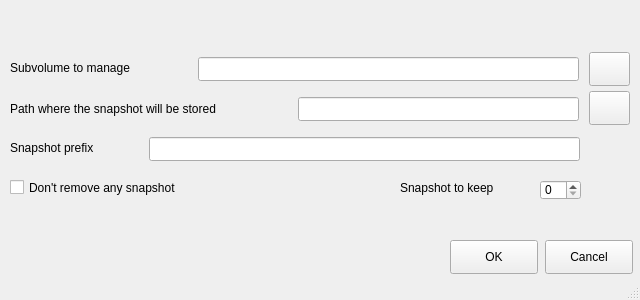
This is buttermanager/buttermanager/ui/SubvolumeWindow.ui in egara/buttermanager as Qt 5 draws it before an edit. The edited form follows.
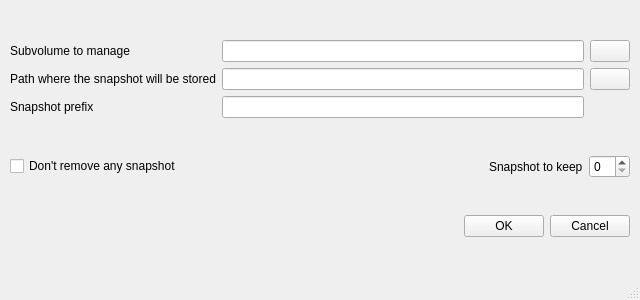
This is the edited form.

Commit message: Issue #29. Implementing layout for SubvolumeWindow.ui

What changed in the file:
```diff
--- a/buttermanager/buttermanager/ui/SubvolumeWindow.ui
+++ b/buttermanager/buttermanager/ui/SubvolumeWindow.ui
@@ -14,97 +14,26 @@
    <string>Add a subvolume</string>
   </property>
   <widget class="QWidget" name="centralwidget">
-   <widget class="QPushButton" name="button_ok">
-    <property name="geometry">
-     <rect>
-      <x>450</x>
-      <y>240</y>
-      <width>88</width>
-      <height>34</height>
-     </rect>
+   <layout class="QVBoxLayout" name="verticalLayout_2">
+    <property name="leftMargin">
+     <number>10</number>
     </property>
-    <property name="text">
-     <string>OK</string>
+    <property name="rightMargin">
+     <number>10</number>
     </property>
-   </widget>
-   <widget class="QPushButton" name="button_cancel">
-    <property name="geometry">
-     <rect>
-      <x>545</x>
-      <y>240</y>
-      <width>88</width>
-      <height>34</height>
-     </rect>
-    </property>
-    <property name="text">
-     <string>Cancel</string>
-    </property>
-   </widget>
-   <widget class="QLineEdit" name="line_subvolume_origin">
-    <property name="geometry">
-     <rect>
-      <x>198</x>
-      <y>57</y>
-      <width>381</width>
-      <height>24</height>
-     </rect>
-    </property>
-   </widget>
-   <widget class="QLineEdit" name="line_subvolume_dest">
-    <property name="geometry">
-     <rect>
-      <x>298</x>
-      <y>97</y>
-      <width>281</width>
-      <height>24</height>
-     </rect>
-    </property>
-   </widget>
-   <widget class="QLineEdit" name="line_snapshot_name">
-    <property name="geometry">
-     <rect>
-      <x>149</x>
-      <y>137</y>
-      <width>431</width>
-      <height>24</height>
-     </rect>
-    </property>
-   </widget>
+    <item>
+     <layout class="QVBoxLayout" name="verticalLayout">
+      <item>
+       <layout class="QGridLayout" name="gridLayout">
+        <item row="0" column="0">
    <widget class="QLabel" name="label_subvolume_origin">
-    <property name="geometry">
-     <rect>
-      <x>10</x>
-      <y>60</y>
-      <width>161</width>
-      <height>16</height>
-     </rect>
-    </property>
     <property name="text">
      <string>Subvolume to manage</string>
     </property>
    </widget>
-   <widget class="QLabel" name="label_subvolume_dest">
-    <property name="geometry">
-     <rect>
-      <x>10</x>
-      <y>101</y>
-      <width>291</width>
-      <height>16</height>
-     </rect>
-    </property>
-    <property name="text">
-     <string>Path where the snapshot will be stored</string>
-    </property>
-   </widget>
+        </item>
+        <item row="0" column="2">
    <widget class="QPushButton" name="button_add_subvolume_orig">
-    <property name="geometry">
-     <rect>
-      <x>589</x>
-      <y>52</y>
-      <width>41</width>
-      <height>34</height>
-     </rect>
-    </property>
     <property name="toolTip">
      <string comment=" ">Select the subvolume you want to create the snapshot, f.i. / if you have a subvolume created for root</string>
     </property>
@@ -112,15 +41,9 @@
      <string/>
     </property>
    </widget>
+        </item>
+        <item row="1" column="2">
    <widget class="QPushButton" name="button_add_subvolume_dest">
-    <property name="geometry">
-     <rect>
-      <x>589</x>
-      <y>91</y>
-      <width>41</width>
-      <height>34</height>
-     </rect>
-    </property>
     <property name="toolTip">
      <string>Selet the path where the snapshot will be stored. it is advisable to store the snapshot in a different subvolume</string>
     </property>
@@ -128,55 +51,100 @@
      <string/>
     </property>
    </widget>
+        </item>
+        <item row="1" column="0">
+         <widget class="QLabel" name="label_subvolume_dest">
+          <property name="text">
+           <string>Path where the snapshot will be stored</string>
+          </property>
+         </widget>
+        </item>
+        <item row="1" column="1">
+         <widget class="QLineEdit" name="line_subvolume_dest"/>
+        </item>
+        <item row="0" column="1">
+         <widget class="QLineEdit" name="line_subvolume_origin"/>
+        </item>
+        <item row="2" column="0">
    <widget class="QLabel" name="label_subvolume_prefix">
-    <property name="geometry">
-     <rect>
-      <x>10</x>
-      <y>140</y>
-      <width>131</width>
-      <height>16</height>
-     </rect>
-    </property>
     <property name="text">
      <string>Snapshot prefix</string>
     </property>
    </widget>
-   <widget class="QLabel" name="label_subvolume_snapshots_to_keep">
-    <property name="geometry">
-     <rect>
-      <x>400</x>
-      <y>180</y>
-      <width>131</width>
-      <height>16</height>
-     </rect>
-    </property>
-    <property name="text">
-     <string>Snapshot to keep</string>
-    </property>
-   </widget>
-   <widget class="QSpinBox" name="spinbox_snapshots_to_keep">
-    <property name="geometry">
-     <rect>
-      <x>540</x>
-      <y>180</y>
-      <width>41</width>
-      <height>20</height>
-     </rect>
-    </property>
-   </widget>
+        </item>
+        <item row="2" column="1">
+         <widget class="QLineEdit" name="line_snapshot_name"/>
+        </item>
+       </layout>
+      </item>
+     </layout>
+    </item>
+    <item>
+     <layout class="QHBoxLayout" name="horizontalLayout">
+      <item>
    <widget class="QCheckBox" name="checkbox_dont_remove_snapshots">
-    <property name="geometry">
-     <rect>
-      <x>10</x>
-      <y>170</y>
-      <width>241</width>
-      <height>35</height>
-     </rect>
-    </property>
     <property name="text">
      <string>Don't remove any snapshot</string>
     </property>
    </widget>
+      </item>
+      <item>
+       <spacer name="horizontalSpacer">
+        <property name="orientation">
+         <enum>Qt::Horizontal</enum>
+        </property>
+        <property name="sizeHint" stdset="0">
+         <size>
+          <width>40</width>
+          <height>20</height>
+         </size>
+        </property>
+       </spacer>
+      </item>
+      <item>
+       <widget class="QLabel" name="label_subvolume_snapshots_to_keep">
+        <property name="text">
+         <string>Snapshot to keep</string>
+        </property>
+       </widget>
+      </item>
+      <item>
+       <widget class="QSpinBox" name="spinbox_snapshots_to_keep"/>
+      </item>
+     </layout>
+    </item>
+    <item>
+     <layout class="QHBoxLayout" name="horizontalLayout_2">
+      <item>
+       <spacer name="horizontalSpacer_2">
+        <property name="orientation">
+         <enum>Qt::Horizontal</enum>
+        </property>
+        <property name="sizeHint" stdset="0">
+         <size>
+          <width>40</width>
+          <height>20</height>
+         </size>
+        </property>
+       </spacer>
+      </item>
+      <item>
+       <widget class="QPushButton" name="button_ok">
+        <property name="text">
+         <string>OK</string>
+        </property>
+       </widget>
+      </item>
+      <item>
+       <widget class="QPushButton" name="button_cancel">
+        <property name="text">
+         <string>Cancel</string>
+        </property>
+       </widget>
+      </item>
+     </layout>
+    </item>
+   </layout>
   </widget>
   <widget class="QStatusBar" name="statusbar"/>
  </widget>
```
Lines whose indentation alone changed are shown as unchanged. The commit also changes 1 other file.
